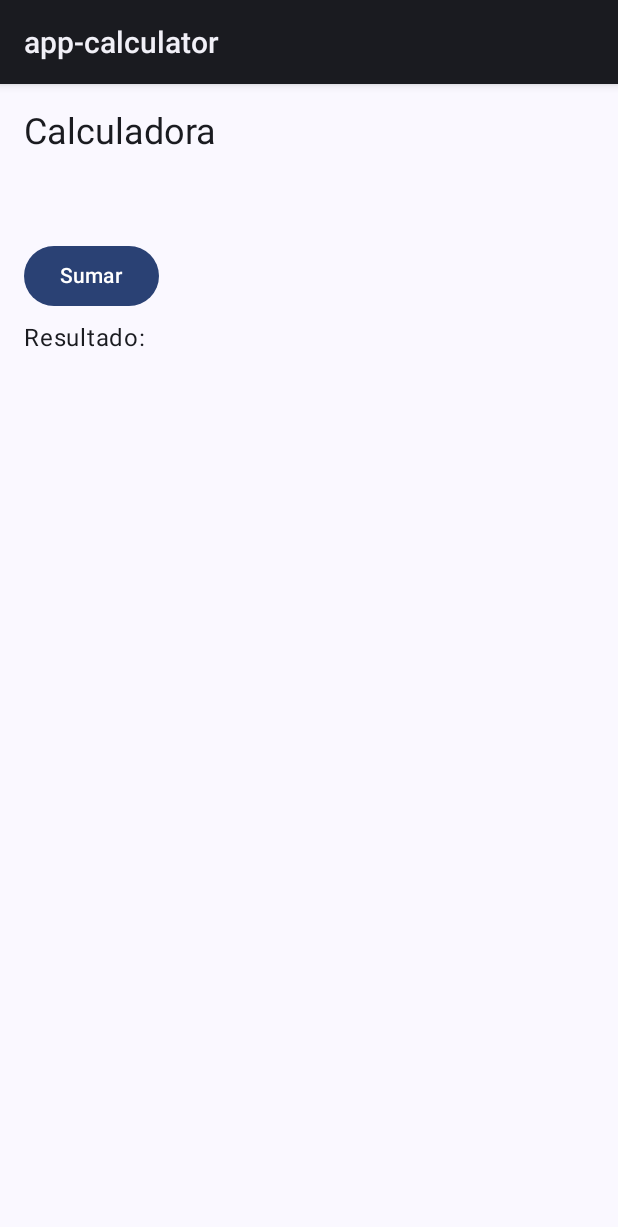
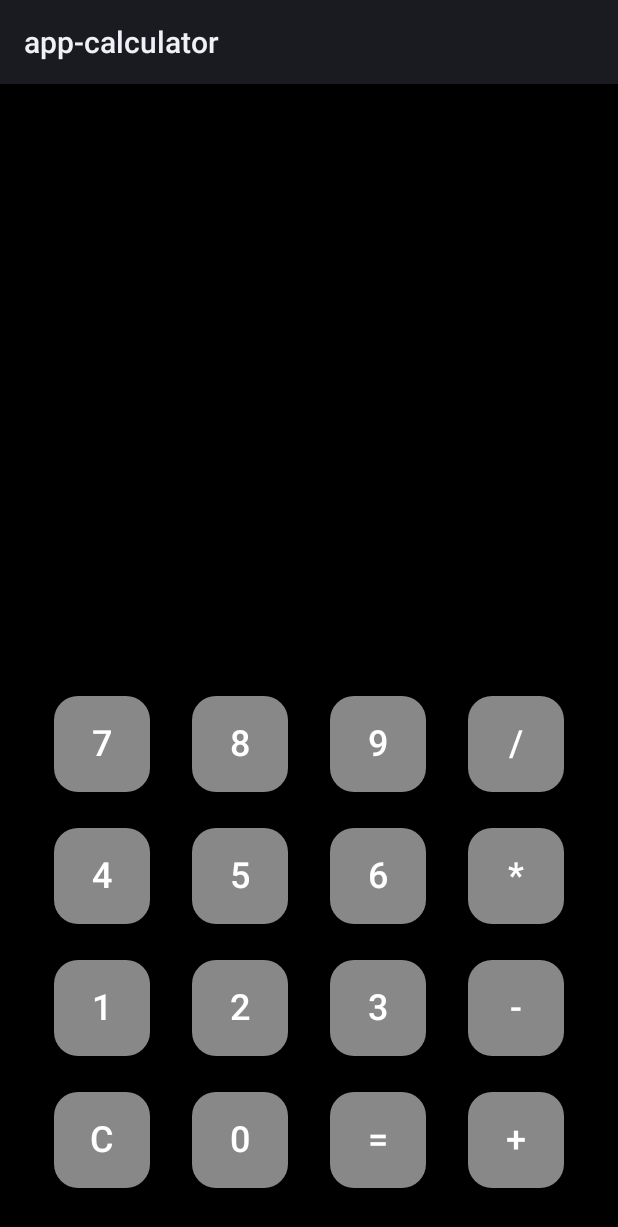
Before and after one commit to poiodev/app-calculator, an Android app built with Jetpack Compose: the screen it shows after launch (MainActivity), on a phone screen of 412 x 824 dp. Shown: the top 1227 px of the screen. Run offline under Robolectric (Android 15) with nearby library versions, the phone set to English and light mode, and no system bars.

Commit message:
Implementé la funcionalidad de la calculadora con todas las operaciones básicas

```diff
--- a/app/build.gradle.kts
+++ b/app/build.gradle.kts
@@ -41,6 +41,8 @@ android {
 
 dependencies {
 
+    implementation("net.objecthunter:exp4j:0.4.8")
+
     implementation(libs.androidx.core.ktx)
     implementation(libs.androidx.lifecycle.runtime.ktx)
     implementation(libs.androidx.activity.compose)
--- a/app/src/main/java/com/example/app_calculator/MainActivity.kt
+++ b/app/src/main/java/com/example/app_calculator/MainActivity.kt
@@ -1,92 +1,120 @@
 package com.example.app_calculator
 
 import android.os.Bundle
-import android.util.Log
 import androidx.activity.ComponentActivity
 import androidx.activity.compose.setContent
-import androidx.activity.enableEdgeToEdge
+import androidx.compose.foundation.background
 import androidx.compose.foundation.layout.*
-import androidx.compose.foundation.text.BasicTextField
+import androidx.compose.foundation.shape.RoundedCornerShape
 import androidx.compose.material3.*
 import androidx.compose.runtime.*
+import androidx.compose.ui.Alignment
 import androidx.compose.ui.Modifier
-import androidx.compose.ui.text.input.TextFieldValue
-import androidx.compose.ui.tooling.preview.Preview
+import androidx.compose.ui.graphics.Color
+import androidx.compose.ui.text.font.FontWeight
+import androidx.compose.ui.text.style.TextAlign
 import androidx.compose.ui.unit.dp
-import com.example.app_calculator.ui.theme.AppcalculatorTheme
+import androidx.compose.ui.unit.sp
+import net.objecthunter.exp4j.ExpressionBuilder
 
 class MainActivity : ComponentActivity() {
     override fun onCreate(savedInstanceState: Bundle?) {
         super.onCreate(savedInstanceState)
-        enableEdgeToEdge()
         setContent {
-            AppcalculatorTheme {
-                Scaffold(modifier = Modifier.fillMaxSize()) { innerPadding ->
-                    CalculatorScreen(modifier = Modifier.padding(innerPadding))
-                }
-            }
+            CalculatorApp()
         }
-
-        // Prueba de la función sumar
-        val resultado = sumar(5.0, 3.0) // Ejemplo de prueba con 5 + 3
-        Log.d("Calculadora", "El resultado de la suma es: $resultado")
-    }
-
-    // 📌Función de suma dentro de la clase
-    fun sumar(a: Double, b: Double): Double {
-        return a + b
     }
 }
 
 @Composable
-fun CalculatorScreen(modifier: Modifier = Modifier) {
-    var text1 by remember { mutableStateOf(TextFieldValue("")) }
-    var text2 by remember { mutableStateOf(TextFieldValue("")) }
+fun CalculatorApp() {
+    var input by remember { mutableStateOf("") }
     var result by remember { mutableStateOf("") }
 
     Column(
-        modifier = modifier.padding(16.dp)
+        modifier = Modifier
+            .fillMaxSize()
+            .background(Color.Black)
+            .padding(16.dp),
+        horizontalAlignment = Alignment.CenterHorizontally
     ) {
-        Text(text = "Calculadora", style = MaterialTheme.typography.headlineSmall)
+        // Espacio reservado para ver los números y resultado
+        Box(
+            modifier = Modifier
+                .fillMaxWidth()
+                .fillMaxHeight(0.3f) // Fija el tamaño para que no se tape
+                .padding(8.dp),
+            contentAlignment = Alignment.BottomEnd
+        ) {
+            Column {
+                Text(
+                    text = input,
+                    color = Color.White,
+                    fontSize = 40.sp,
+                    fontWeight = FontWeight.Bold,
+                    textAlign = TextAlign.End,
+                    modifier = Modifier.fillMaxWidth()
+                )
+                Text(
+                    text = result,
+                    color = Color.Green,
+                    fontSize = 36.sp,
+                    fontWeight = FontWeight.Bold,
+                    textAlign = TextAlign.End,
+                    modifier = Modifier.fillMaxWidth()
+                )
+            }
+        }
 
-        Spacer(modifier = Modifier.height(8.dp))
+        Spacer(modifier = Modifier.weight(1f)) // Empuja el teclado hacia abajo
 
-        BasicTextField(
-            value = text1,
-            onValueChange = { text1 = it },
-            modifier = Modifier.fillMaxWidth()
+        val buttons = listOf(
+            listOf("7", "8", "9", "/"),
+            listOf("4", "5", "6", "*"),
+            listOf("1", "2", "3", "-"),
+            listOf("C", "0", "=", "+")
         )
 
-        Spacer(modifier = Modifier.height(8.dp))
-
-        BasicTextField(
-            value = text2,
-            onValueChange = { text2 = it },
-            modifier = Modifier.fillMaxWidth()
-        )
-
-        Spacer(modifier = Modifier.height(8.dp))
-
-        Button(
-            onClick = {
-                val num1 = text1.text.toDoubleOrNull() ?: 0.0
-                val num2 = text2.text.toDoubleOrNull() ?: 0.0
-                result = (num1 + num2).toString()
+        for (row in buttons) {
+            Row(
+                modifier = Modifier.fillMaxWidth(),
+                horizontalArrangement = Arrangement.SpaceEvenly
+            ) {
+                for (btn in row) {
+                    Button(
+                        onClick = {
+                            when (btn) {
+                                "=" -> {
+                                    try {
+                                        val expression = ExpressionBuilder(input).build()
+                                        result = expression.evaluate().toString()
+                                    } catch (e: Exception) {
+                                        result = "Error"
+                                    }
+                                }
+                                "C" -> {
+                                    input = ""
+                                    result = ""
+                                }
+                                else -> {
+                                    input += btn
+                                }
+                            }
+                        },
+                        modifier = Modifier
+                            .size(80.dp)
+                            .padding(8.dp),
+                        shape = RoundedCornerShape(16.dp),
+                        colors = ButtonDefaults.buttonColors(
+                            containerColor = Color.Gray,
+                            contentColor = Color.White
+                        )
+                    ) {
+                        Text(text = btn, fontSize = 24.sp)
+                    }
+                }
             }
-        ) {
-            Text("Sumar")
+            Spacer(modifier = Modifier.height(8.dp))
         }
-
-        Spacer(modifier = Modifier.height(8.dp))
-
-        Text(text = "Resultado: $result", style = MaterialTheme.typography.bodyLarge)
     }
 }
-
-@Preview(showBackground = true)
-@Composable
-fun CalculatorPreview() {
-    AppcalculatorTheme {
-        CalculatorScreen()
-    }
-}
```
